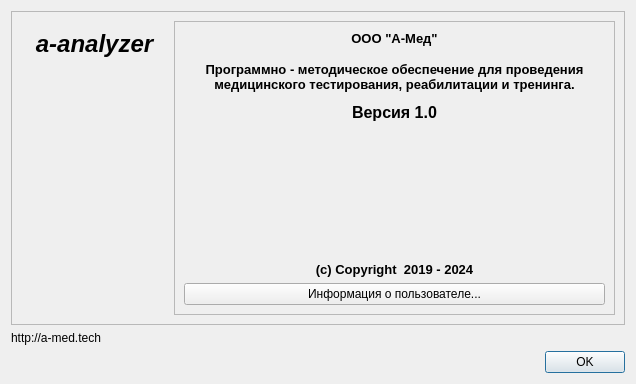
grigp/a-analyser, file aboutdialog.ui: the form before one commit.
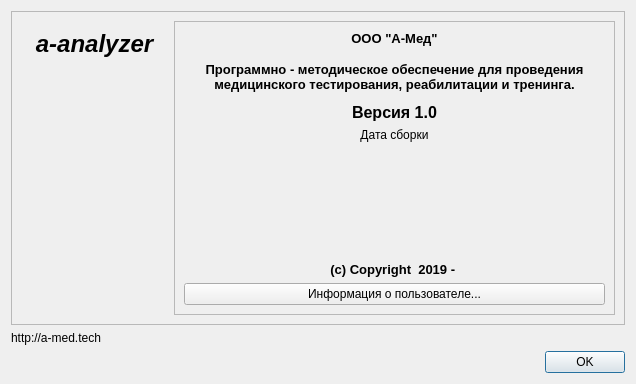
The form after the commit. Icons and pictures are not drawn.

What changed in the file:
```diff
--- a/aboutdialog.ui
+++ b/aboutdialog.ui
@@ -206,6 +206,16 @@
            </property>
           </widget>
          </item>
+         <item>
+          <widget class="QLabel" name="lblBuildDate">
+           <property name="text">
+            <string>Дата сборки</string>
+           </property>
+           <property name="alignment">
+            <set>Qt::AlignCenter</set>
+           </property>
+          </widget>
+         </item>
          <item>
           <spacer name="verticalSpacer_3">
            <property name="orientation">
@@ -229,7 +239,7 @@
             </font>
            </property>
            <property name="text">
-            <string>(c) Copyright  2019 - 2024</string>
+            <string>(c) Copyright  2019 - </string>
            </property>
            <property name="alignment">
             <set>Qt::AlignCenter</set>
```
